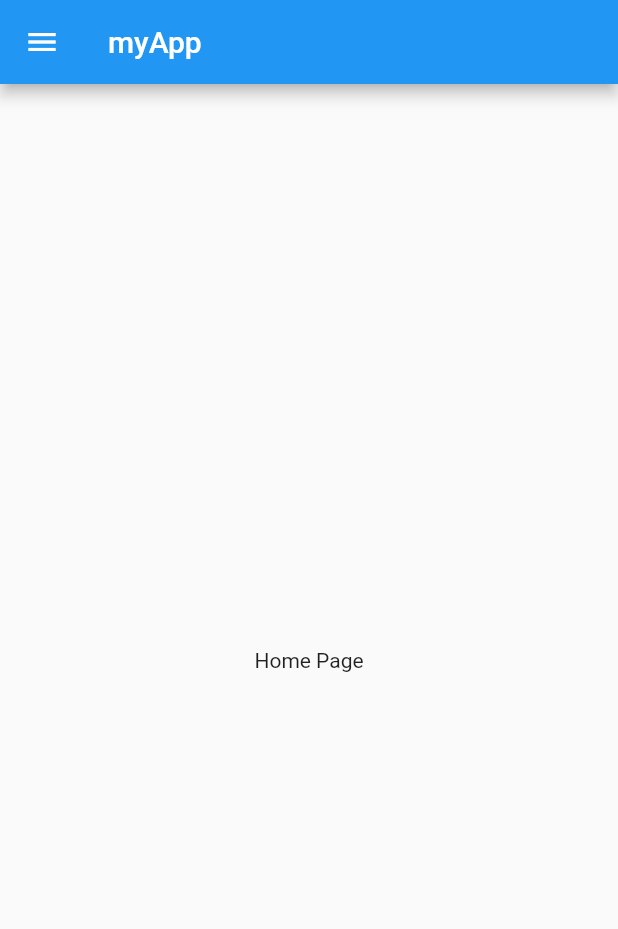
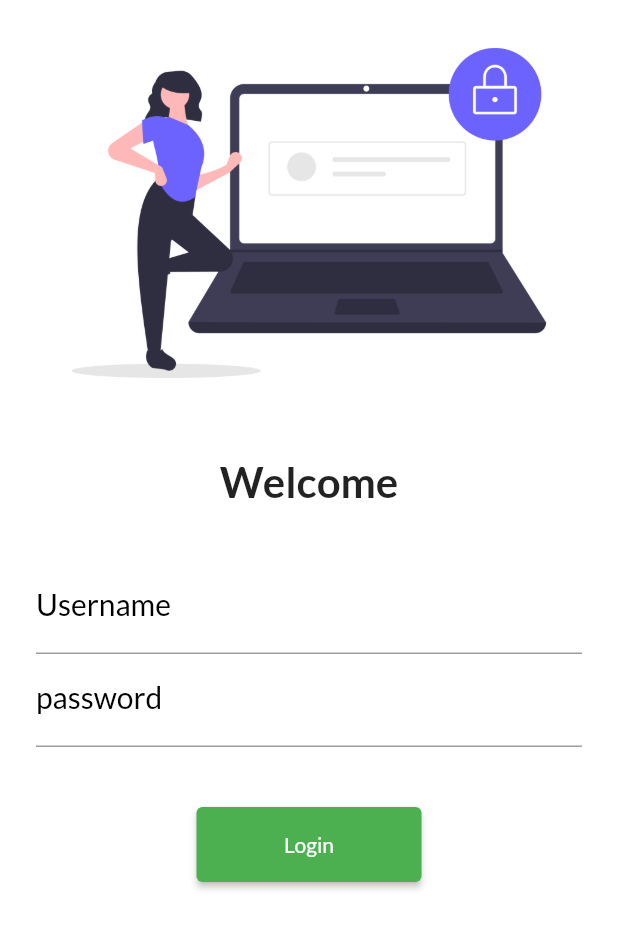
Before and after one commit to milankatira/flutter-basic, a Flutter app: the screen it shows after launch, on a phone screen of 412 x 824 dp. Shown: the top 929 px of the screen. Run offline on Flutter 3.47's test engine with Material 2 defaults, Android fonts, the phone set to English and light mode, and no system bars; our stand-ins replace google_fonts.

Commit message:
initial commit

```diff
--- a/lib/main.dart
+++ b/lib/main.dart
@@ -1,5 +1,9 @@
 import 'package:flutter/material.dart';
-import 'Home_page.dart';
+import 'pages/Home_page.dart';
+import 'pages/Login_page.dart';
+import 'package:google_fonts/google_fonts.dart';
+import 'utils/routes.dart';
+
 void main() {
   runApp(MyApp());
 }
@@ -10,7 +14,22 @@ class MyApp extends StatelessWidget {
   @override
   Widget build(BuildContext context) {
     return MaterialApp(
-      home:HomePage(),
+      // home: HomePage(),
+      themeMode: ThemeMode.light,
+      theme: ThemeData(
+        primarySwatch: Colors.green,
+        fontFamily: GoogleFonts.lato().fontFamily,
+      ),
+      darkTheme: ThemeData(
+        // brightness: Brightness.dark,
+        primarySwatch: Colors.red,
+      ),
+
+      routes: {
+        '/': (context) => Login(),
+        MyRoutes.HomeRoute: (context) => HomePage(),
+        MyRoutes.LoginRoute: (context) => Login(),
+      },
     );
   }
 }
--- a/lib/Home_page.dart
+++ b/lib/pages/Home_page.dart
@@ -6,9 +6,7 @@ class HomePage extends StatelessWidget {
   @override
   Widget build(BuildContext context) {
     return Scaffold(
-      appBar: AppBar(
-        title:Text('myApp')
-      ),
+      appBar: AppBar(title: Text('myApp')),
       body: Center(
         child: Text('Home Page'),
       ),
--- /dev/null
+++ b/lib/pages/Login_page.dart
@@ -0,0 +1,65 @@
+import 'package:flutter/material.dart';
+import 'package:flutter_application_1/utils/routes.dart';
+
+class Login extends StatelessWidget {
+  const Login({Key? key}) : super(key: key);
+
+  @override
+  Widget build(BuildContext context) {
+    return Material(
+        color: Colors.white,
+        child: SingleChildScrollView(
+          child: Column(children: [
+            Image.asset('assets/images/login_image.png', fit: BoxFit.cover),
+            SizedBox(
+              height: 20,
+            ),
+            Text("Welcome",
+                style: TextStyle(
+                  fontSize: 28,
+                  fontWeight: FontWeight.bold,
+                )),
+            SizedBox(
+              height: 20,
+            ),
+            Padding(
+              padding:
+                  const EdgeInsets.symmetric(vertical: 16.0, horizontal: 24.0),
+              child: Column(children: [
+                TextFormField(
+                  decoration: InputDecoration(
+                    labelText: 'Username',
+                    hintText: 'Enter your username',
+                    labelStyle: TextStyle(
+                      color: Colors.black,
+                      fontSize: 20,
+                    ),
+                  ),
+                ),
+                TextFormField(
+                  obscureText: true,
+                  decoration: InputDecoration(
+                    labelText: 'password',
+                    hintText: 'Enter your password',
+                    labelStyle: TextStyle(
+                      color: Colors.black,
+                      fontSize: 20,
+                    ),
+                  ),
+                ),
+                SizedBox(
+                  height: 40,
+                ),
+                ElevatedButton(
+                  onPressed: () {
+                    Navigator.pushNamed(context, MyRoutes.HomeRoute);
+                  },
+                  child: Text('Login'),
+                  style: TextButton.styleFrom(minimumSize: Size(150, 50)),
+                ),
+              ]),
+            ),
+          ]),
+        ));
+  }
+}
--- /dev/null
+++ b/lib/utils/routes.dart
@@ -0,0 +1,4 @@
+class MyRoutes {
+  static String LoginRoute = "/login";
+  static String HomeRoute = "/home";
+}
```
Also changed, not shown: pubspec.yaml (+4 -5 lines), assets/images/login_image.png (added), flutter_01.png (added), pubspec.lock, 1 other file.
